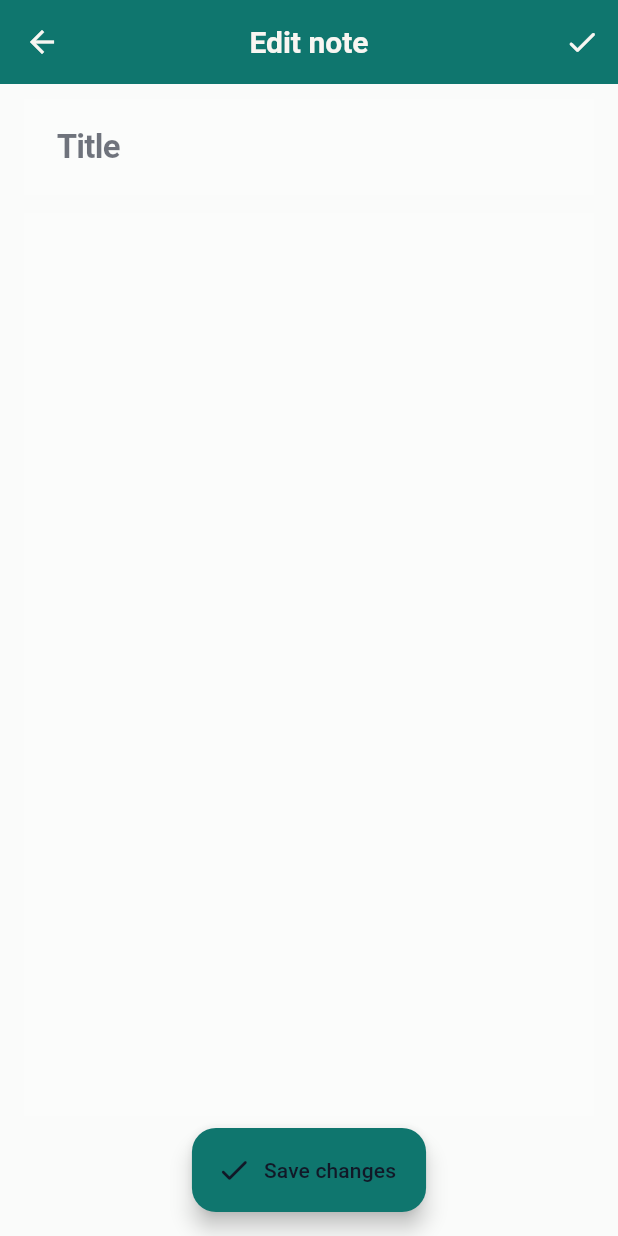
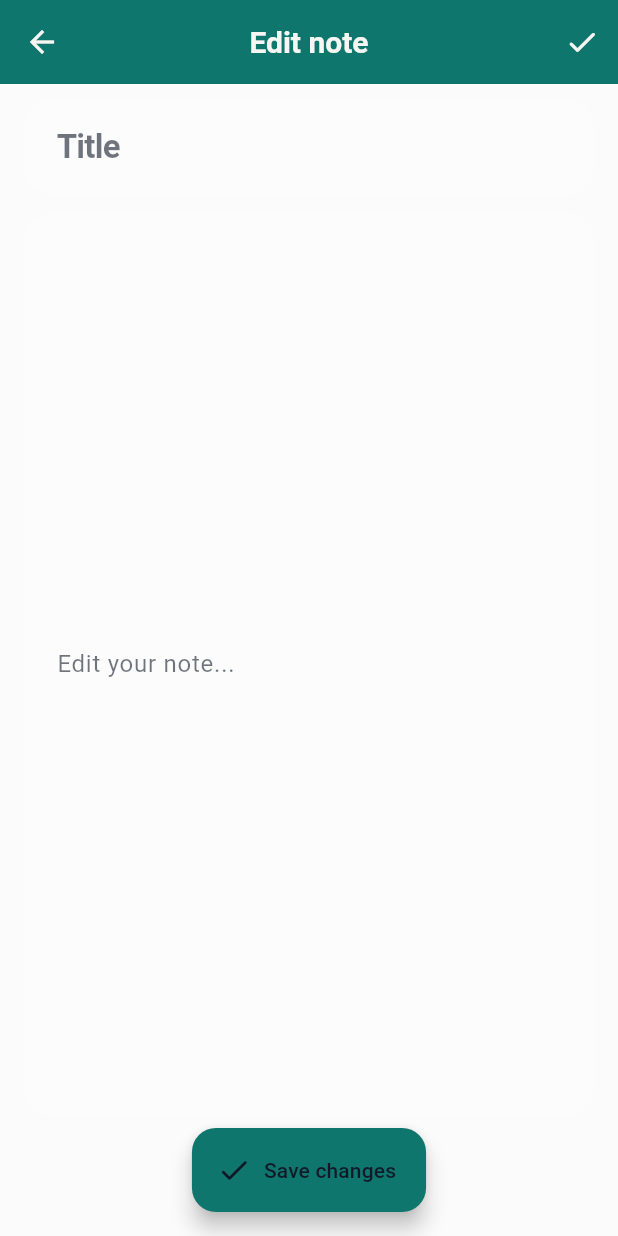
Before and after one commit to JunkayTech/LitePad, a Flutter app: the EditNoteScreen screen opened directly with empty values, on a phone screen of 412 x 824 dp. Run offline on Flutter 3.47's test engine with Material 3 defaults, Android fonts, the phone set to English and light mode, and no system bars; our stand-ins replace flutter_tts, image_picker, package_info_plus, share_plus, shared_preferences, speech_to_text; missing offline and left inert: docx_template; accounts and stored records are empty.

Commit message:
Update edit_note_screen.dart

```diff
--- a/lib/screens/edit_note_screen.dart
+++ b/lib/screens/edit_note_screen.dart
@@ -40,7 +40,7 @@ class _EditNoteScreenState extends State<EditNoteScreen> {
               await service.updateNote(
                 widget.note,
                 title: _titleCtrl.text,
-                content: _contentCtrl.text, // 👈 no trim, preserves spaces
+                content: _contentCtrl.text,
               );
               if (mounted) Navigator.pop(context);
             },
@@ -60,7 +60,7 @@ class _EditNoteScreenState extends State<EditNoteScreen> {
             Expanded(
               child: _GlassField(
                 controller: _contentCtrl,
-                hint: '', // 👈 remove "Edit your note..." placeholder
+                hint: 'Edit your note...',
                 style: Theme.of(context).textTheme.bodyLarge,
                 maxLines: null,
                 expands: true,
@@ -77,7 +77,7 @@ class _EditNoteScreenState extends State<EditNoteScreen> {
           await service.updateNote(
             widget.note,
             title: _titleCtrl.text,
-            content: _contentCtrl.text, // 👈 preserves raw spaces
+            content: _contentCtrl.text,
           );
           if (mounted) Navigator.pop(context);
         },
@@ -110,12 +110,13 @@ class _GlassField extends StatelessWidget {
       controller: controller,
       maxLines: maxLines,
       expands: expands,
-      keyboardType: TextInputType.multiline, // 👈 behaves like notepad
       decoration: InputDecoration(
-        hintText: hint, // now empty string for content field
-        border: InputBorder.none, // 👈 no borders, plain sheet look
+        hintText: hint,
         filled: true,
         fillColor: isDark ? const Color(0x22171822) : const Color(0x22FFFFFF),
+        border: OutlineInputBorder(
+            borderRadius: BorderRadius.circular(18),
+            borderSide: BorderSide.none),
         contentPadding: const EdgeInsets.all(18),
       ),
       style: style,
```
